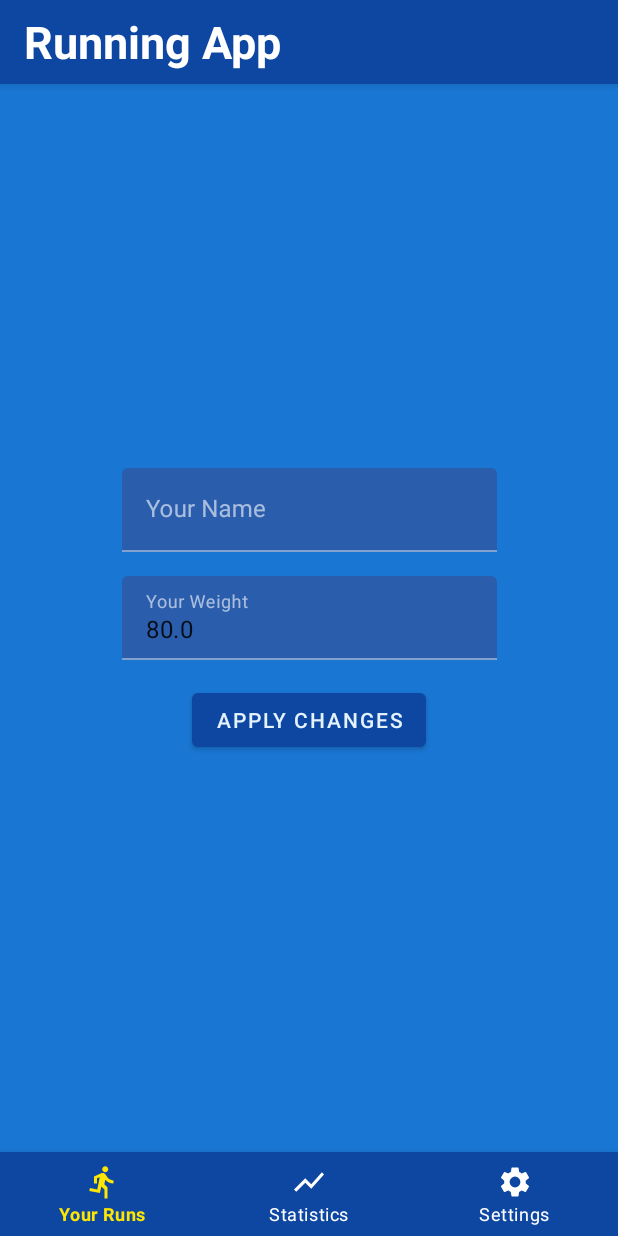
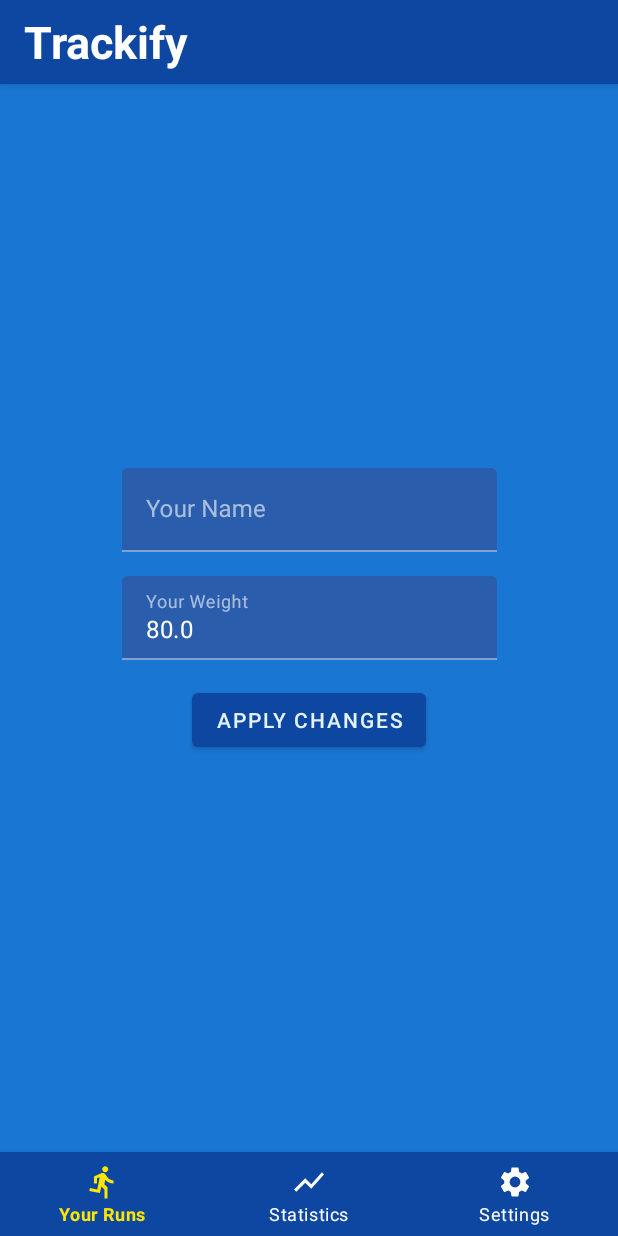
Before and after one commit to manan-jain/RunningApp, an Android app: the SettingsFragment screen opened through its navigation route, on a phone screen of 412 x 824 dp. Run offline under Robolectric (Android 15) with nearby library versions, the phone set to English and light mode, and no system bars; our stand-ins replace Dagger/Hilt's generated code, navigation-ui; 2 statements that could not run were skipped.

Commit message:
Name Updated and few changes made

```diff
--- a/app/src/main/java/com/manan/runningapp/di/ServiceModule.kt
+++ b/app/src/main/java/com/manan/runningapp/di/ServiceModule.kt
@@ -49,7 +49,7 @@ object ServiceModule {
         .setAutoCancel(false)
         .setOngoing(true)
         .setSmallIcon(R.drawable.ic_directions_run_black_24dp)
-        .setContentTitle("Running App")
+        .setContentTitle("Trackify")
         .setContentText("00:00:00")
         .setContentIntent(pendingIntent)
 }
--- a/app/src/main/res/layout/activity_main.xml
+++ b/app/src/main/res/layout/activity_main.xml
@@ -24,7 +24,7 @@
                 android:id="@+id/tvToolbarTitle"
                 android:layout_width="match_parent"
                 android:layout_height="match_parent"
-                android:text="Running App"
+                android:text="@string/app_name"
                 android:textSize="30sp"
                 android:textStyle="bold"
                 android:gravity="center_vertical"
--- a/app/src/main/res/layout/fragment_settings.xml
+++ b/app/src/main/res/layout/fragment_settings.xml
@@ -20,6 +20,7 @@
             android:id="@+id/etName"
             android:layout_width="250dp"
             android:layout_height="wrap_content"
+            android:textColor="@color/white"
             android:ems="10"
             android:hint="Your Name"
             android:inputType="textPersonName" />
@@ -40,6 +41,7 @@
             android:id="@+id/etWeight"
             android:layout_width="250dp"
             android:layout_height="wrap_content"
+            android:textColor="@color/white"
             android:ems="10"
             android:hint="Your Weight"
             android:inputType="numberDecimal" />
--- a/app/src/main/res/values/strings.xml
+++ b/app/src/main/res/values/strings.xml
@@ -1,5 +1,5 @@
 <resources>
-    <string name="app_name">RunningApp</string>
+    <string name="app_name">Trackify</string>
     <string-array name="filter_options">
         <item>Date</item>
         <item>Running Time</item>
```
